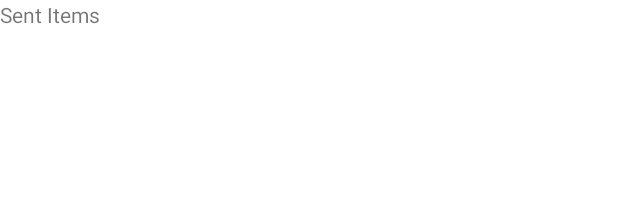
After one commit to The-uncanny-valley/CatChat, an Android app: the layout fragment_sent_items.xml on its own in the app's theme, with its tools: preview values and no code run, on a phone screen of 412 x 824 dp. The commit adds this screen. Shown: the top 198 px of the screen. Run offline under Robolectric (Android 15) with nearby library versions, the phone set to English and light mode, and no system bars.

Commit message:
feat: create SentItemsFragment

```diff
--- /dev/null
+++ b/app/src/main/res/layout/fragment_sent_items.xml
@@ -0,0 +1,13 @@
+<?xml version="1.0" encoding="utf-8"?>
+<FrameLayout xmlns:android="http://schemas.android.com/apk/res/android"
+    xmlns:tools="http://schemas.android.com/tools"
+    android:layout_width="match_parent"
+    android:layout_height="match_parent"
+    tools:context=".SentItemsFragment">
+
+    <TextView
+        android:layout_width="match_parent"
+        android:layout_height="match_parent"
+        android:text="@string/sent_items" />
+
+</FrameLayout>
--- a/app/src/main/res/navigation/nav_graph.xml
+++ b/app/src/main/res/navigation/nav_graph.xml
@@ -16,4 +16,10 @@
         android:name="com.hfad.catchat.HelpFragment"
         android:label="Help"
         tools:layout="@layout/fragment_help" />
+
+    <fragment
+        android:id="@+id/sentItemsFragment"
+        android:name="com.hfad.catchat.SentItemsFragment"
+        android:label="Sent Items"
+        tools:layout="@layout/fragment_sent_items" />
 </navigation>
--- a/app/src/main/res/values/strings.xml
+++ b/app/src/main/res/values/strings.xml
@@ -4,4 +4,5 @@
     <!-- TODO: Remove or change this placeholder text -->
     <string name="hello_blank_fragment">Hello blank fragment</string>
     <string name="help">Help</string>
+    <string name="sent_items">Sent Items</string>
 </resources>
```
Also changed, not shown: app/src/main/java/com/hfad/catchat/SentItemsFragment.kt (added, +18 -0 lines).
